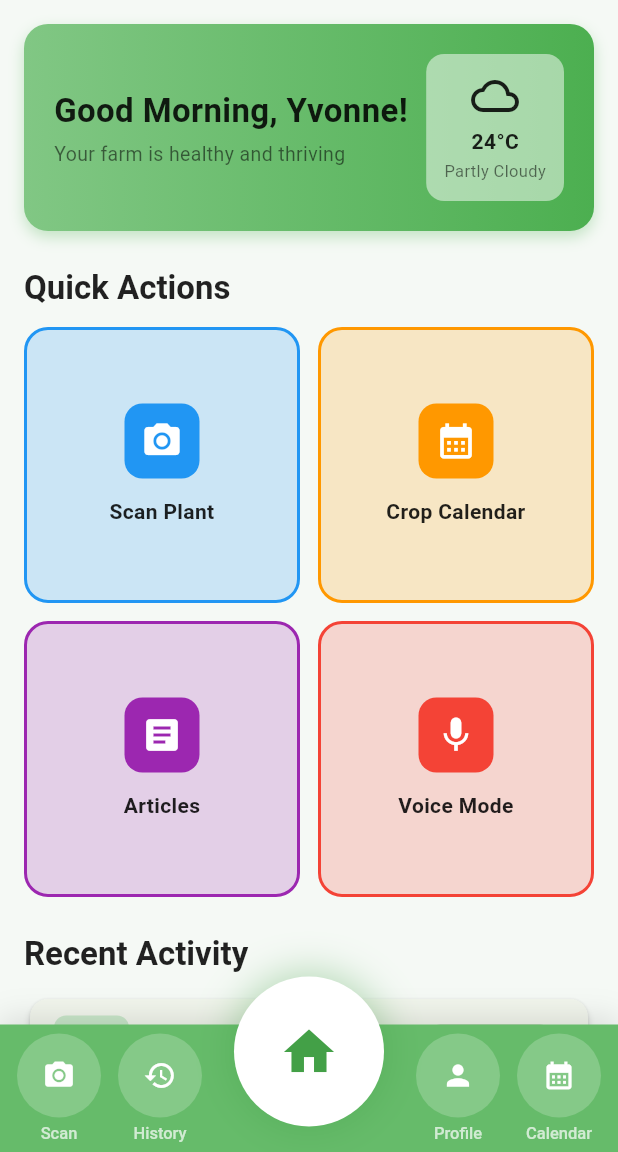
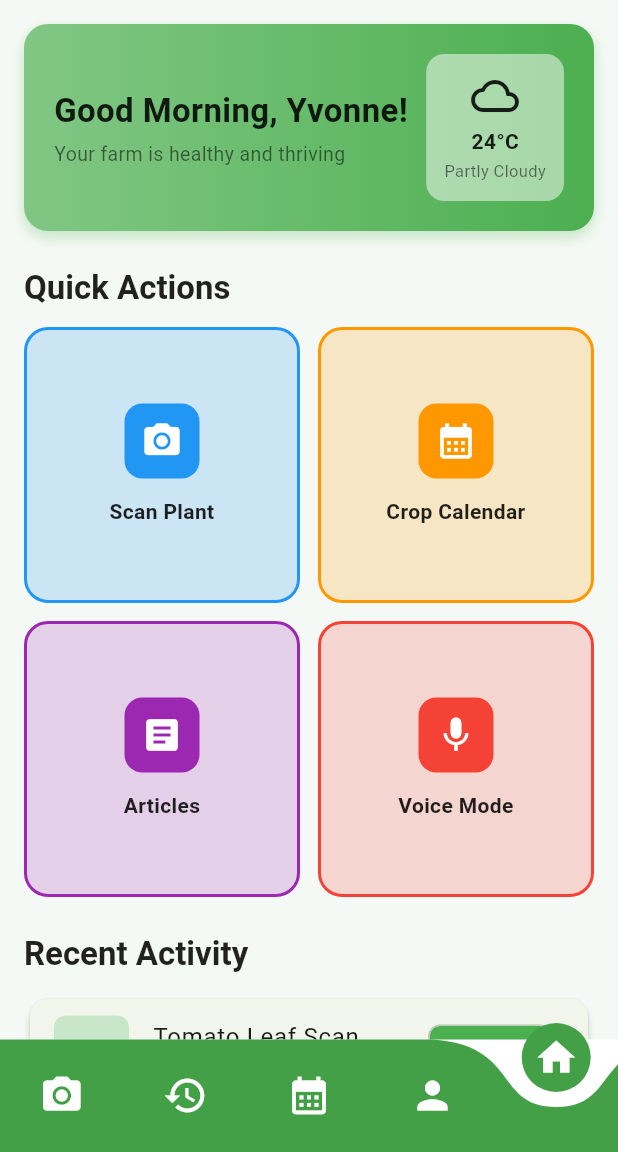
Before and after one commit to Yvonne-Wanja-1/agriclinichub2, a Flutter app: the screen it shows after launch, on a phone screen of 412 x 824 dp, the part 84-1236 px from its top. Run offline on Flutter 3.47's test engine with Material 3 defaults, Android fonts, the phone set to English and light mode, and no system bars; drawn by our look-alikes of curved_navigation_bar; our stand-ins replace cloud_firestore, connectivity_plus, firebase_auth, firebase_core, firebase_storage, flutter_tts and 3 more; accounts and stored records are empty.

Commit message:
Please enter the commit message for your changes. Lines starting with '#' will be ignored, and an empty message aborts the commit.
On branch branch2
Your branch is up to date with 'origin/branch2'.

Changes to be committed:
	modified:   lib/core/widgets/bottom_nav_wrapper.dart
	deleted:    lib/core/widgets/convex_bottom_nav.dart
	modified:   pubspec.lock
	modified:   pubspec.yaml

```diff
--- a/lib/core/widgets/bottom_nav_wrapper.dart
+++ b/lib/core/widgets/bottom_nav_wrapper.dart
@@ -1,41 +1,48 @@
 import 'package:flutter/material.dart';
-import 'convex_bottom_nav.dart';
+import 'package:curved_navigation_bar/curved_navigation_bar.dart';
 
 class BottomNavWrapper extends StatefulWidget {
+  final Widget child;
   final int initialIndex;
-  final Widget child;
 
-  const BottomNavWrapper({
-    Key? key,
-    required this.initialIndex,
-    required this.child,
-  }) : super(key: key);
+  const BottomNavWrapper({Key? key, required this.child, this.initialIndex = 4})
+    : super(key: key);
 
   @override
   State<BottomNavWrapper> createState() => _BottomNavWrapperState();
 }
 
 class _BottomNavWrapperState extends State<BottomNavWrapper> {
-  late int _currentIndex;
+  late int _selectedIndex;
 
   @override
   void initState() {
     super.initState();
-    _currentIndex = widget.initialIndex;
+    _selectedIndex = widget.initialIndex;
   }
 
   void _onNavTap(int index) {
     setState(() {
-      _currentIndex = index;
+      _selectedIndex = index;
     });
 
-    // Define route names based on index
-    final routes = ['/scan', '/history', '/profile', '/calendar', '/home'];
-
-    if (index < routes.length) {
-      Navigator.of(
-        context,
-      ).pushNamedAndRemoveUntil(routes[index], (route) => false);
+    // Navigate based on the selected index
+    switch (index) {
+      case 0:
+        Navigator.of(context).pushNamed('/scan');
+        break;
+      case 1:
+        Navigator.of(context).pushNamed('/history');
+        break;
+      case 2:
+        Navigator.of(context).pushNamed('/calendar');
+        break;
+      case 3:
+        Navigator.of(context).pushNamed('/profile');
+        break;
+      case 4:
+        Navigator.of(context).pushNamed('/home');
+        break;
     }
   }
 
@@ -43,9 +50,21 @@ class _BottomNavWrapperState extends State<BottomNavWrapper> {
   Widget build(BuildContext context) {
     return Scaffold(
       body: widget.child,
-      bottomNavigationBar: ConvexBottomNav(
-        currentIndex: _currentIndex,
+      bottomNavigationBar: CurvedNavigationBar(
+        index: _selectedIndex,
+        height: 75.0,
+        items: [
+          Icon(Icons.camera_alt, size: 30, color: Colors.white),
+          Icon(Icons.history, size: 30, color: Colors.white),
+          Icon(Icons.calendar_month, size: 30, color: Colors.white),
+          Icon(Icons.person, size: 30, color: Colors.white),
+          Icon(Icons.home, size: 30, color: Colors.white),
+        ],
+        color: Colors.green.shade600,
+        backgroundColor: Colors.white,
+        animationDuration: const Duration(milliseconds: 300),
         onTap: _onNavTap,
+        letIndexChange: (index) => true,
       ),
     );
   }
--- a/lib/core/widgets/convex_bottom_nav.dart
+++ /dev/null
@@ -1,207 +0,0 @@
-import 'package:flutter/material.dart';
-
-class ConvexBottomNav extends StatefulWidget {
-  final int currentIndex;
-  final Function(int) onTap;
-
-  const ConvexBottomNav({
-    Key? key,
-    required this.currentIndex,
-    required this.onTap,
-  }) : super(key: key);
-
-  @override
-  State<ConvexBottomNav> createState() => _ConvexBottomNavState();
-}
-
-class _ConvexBottomNavState extends State<ConvexBottomNav>
-    with TickerProviderStateMixin {
-  late AnimationController _scaleController;
-
-  @override
-  void initState() {
-    super.initState();
-    _scaleController = AnimationController(
-      duration: const Duration(milliseconds: 400),
-      vsync: this,
-    );
-  }
-
-  @override
-  void didUpdateWidget(ConvexBottomNav oldWidget) {
-    super.didUpdateWidget(oldWidget);
-    if (oldWidget.currentIndex != widget.currentIndex) {
-      _scaleController.forward(from: 0.0);
-    }
-  }
-
-  @override
-  void dispose() {
-    _scaleController.dispose();
-    super.dispose();
-  }
-
-  @override
-  Widget build(BuildContext context) {
-    return Container(
-      height: 85,
-      decoration: BoxDecoration(
-        color: Colors.green.shade400,
-        boxShadow: [
-          BoxShadow(
-            color: Colors.black.withOpacity(0.12),
-            blurRadius: 16,
-            offset: const Offset(0, -4),
-          ),
-        ],
-      ),
-      child: Stack(
-        clipBehavior: Clip.none,
-        children: [
-          // Bottom nav items
-          Row(
-            mainAxisAlignment: MainAxisAlignment.spaceEvenly,
-            children: [
-              _buildNavItem(0, Icons.camera_alt, 'Scan'),
-              _buildNavItem(1, Icons.history, 'History'),
-              SizedBox(width: 120), // Space for center button
-              _buildNavItem(2, Icons.person, 'Profile'),
-              _buildNavItem(3, Icons.calendar_month, 'Calendar'),
-            ],
-          ),
-          // Center floating home button
-          Positioned(
-            top: -32,
-            left: MediaQuery.of(context).size.width / 2 - 50,
-            child: TweenAnimationBuilder<double>(
-              tween: Tween(begin: 0.9, end: 1.0),
-              duration: const Duration(milliseconds: 300),
-              curve: Curves.elasticOut,
-              builder: (context, scale, child) {
-                return Transform.scale(
-                  scale: scale,
-                  child: InkWell(
-                    onTap: () => widget.onTap(4),
-                    splashColor: Colors.transparent,
-                    highlightColor: Colors.transparent,
-                    child: TweenAnimationBuilder<double>(
-                      tween: Tween(
-                        begin: widget.currentIndex == 4 ? 0.0 : 0.0,
-                        end: widget.currentIndex == 4 ? 0.08 : 0.0,
-                      ),
-                      duration: const Duration(milliseconds: 300),
-                      curve: Curves.easeInOut,
-                      builder: (context, shadowIntensity, _) {
-                        return Container(
-                          width: 100,
-                          height: 100,
-                          decoration: BoxDecoration(
-                            color: Colors.white,
-                            shape: BoxShape.circle,
-                            boxShadow: [
-                              BoxShadow(
-                                color: Colors.green.shade600.withOpacity(
-                                  0.3 + shadowIntensity,
-                                ),
-                                blurRadius: 20 + (shadowIntensity * 20),
-                                spreadRadius: 2 + (shadowIntensity * 4),
-                              ),
-                            ],
-                          ),
-                          child: Center(
-                            child: ScaleTransition(
-                              scale: Tween<double>(begin: 1.0, end: 1.15)
-                                  .animate(
-                                    CurvedAnimation(
-                                      parent: _scaleController,
-                                      curve: Curves.elasticOut,
-                                    ),
-                                  ),
-                              child: Icon(
-                                Icons.home,
-                                color: Colors.green.shade600,
-                                size: 40,
-                              ),
-                            ),
-                          ),
-                        );
-                      },
-                    ),
-                  ),
-                );
-              },
-            ),
-          ),
-        ],
-      ),
-    );
-  }
-
-  Widget _buildNavItem(int index, IconData icon, String label) {
-    final isActive = widget.currentIndex == index;
-
-    return InkWell(
-      onTap: () => widget.onTap(index),
-      splashColor: Colors.transparent,
-      highlightColor: Colors.transparent,
-      child: TweenAnimationBuilder<double>(
-        tween: Tween(begin: 0.0, end: isActive ? 1.0 : 0.0),
-        duration: const Duration(milliseconds: 350),
-        curve: Curves.easeInOut,
-        builder: (context, animValue, child) {
-          return Column(
-            mainAxisAlignment: MainAxisAlignment.center,
-            children: [
-              // Icon inside white circle
-              AnimatedContainer(
-                duration: const Duration(milliseconds: 300),
-                curve: Curves.easeInOut,
-                width: 56,
-                height: 56,
-                decoration: BoxDecoration(
-                  color: Colors.white.withOpacity(isActive ? 1.0 : 0.2),
-                  shape: BoxShape.circle,
-                  boxShadow: isActive
-                      ? [
-                          BoxShadow(
-                            color: Colors.black.withOpacity(0.15),
-                            blurRadius: 12,
-                            spreadRadius: 2,
-                          ),
-                        ]
-                      : [],
-                ),
-                child: Center(
-                  child: ScaleTransition(
-                    scale: Tween<double>(begin: 1.0, end: 1.2).animate(
-                      CurvedAnimation(
-                        parent: _scaleController,
-                        curve: Curves.elasticOut,
-                      ),
-                    ),
-                    child: Icon(
-                      icon,
-                      color: isActive ? Colors.green.shade600 : Colors.white,
-                      size: 22,
-                    ),
-                  ),
-                ),
-              ),
-              const SizedBox(height: 4),
-              // Label below circle
-              AnimatedDefaultTextStyle(
-                duration: const Duration(milliseconds: 300),
-                style: TextStyle(
-                  color: isActive ? Colors.white : Colors.white70,
-                  fontSize: 11,
-                  fontWeight: isActive ? FontWeight.w700 : FontWeight.w500,
-                ),
-                child: Text(label),
-              ),
-            ],
-          );
-        },
-      ),
-    );
-  }
-}
--- a/pubspec.yaml
+++ b/pubspec.yaml
@@ -40,6 +40,7 @@ dependencies:
   # UI & Design
   cupertino_icons: ^1.0.8
   material_design_icons_flutter: ^7.0.7296
+  curved_navigation_bar: ^1.0.6
 
   # Image handling & Camera
   image_picker: ^0.8.9
```
Also changed, not shown: pubspec.lock.
